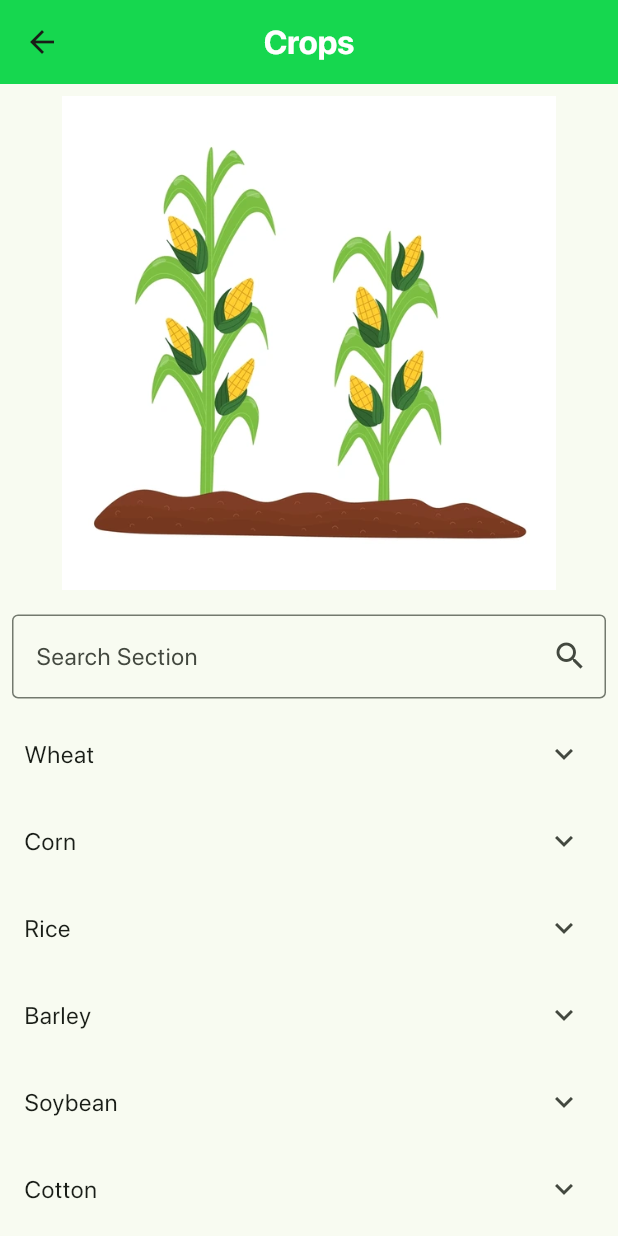
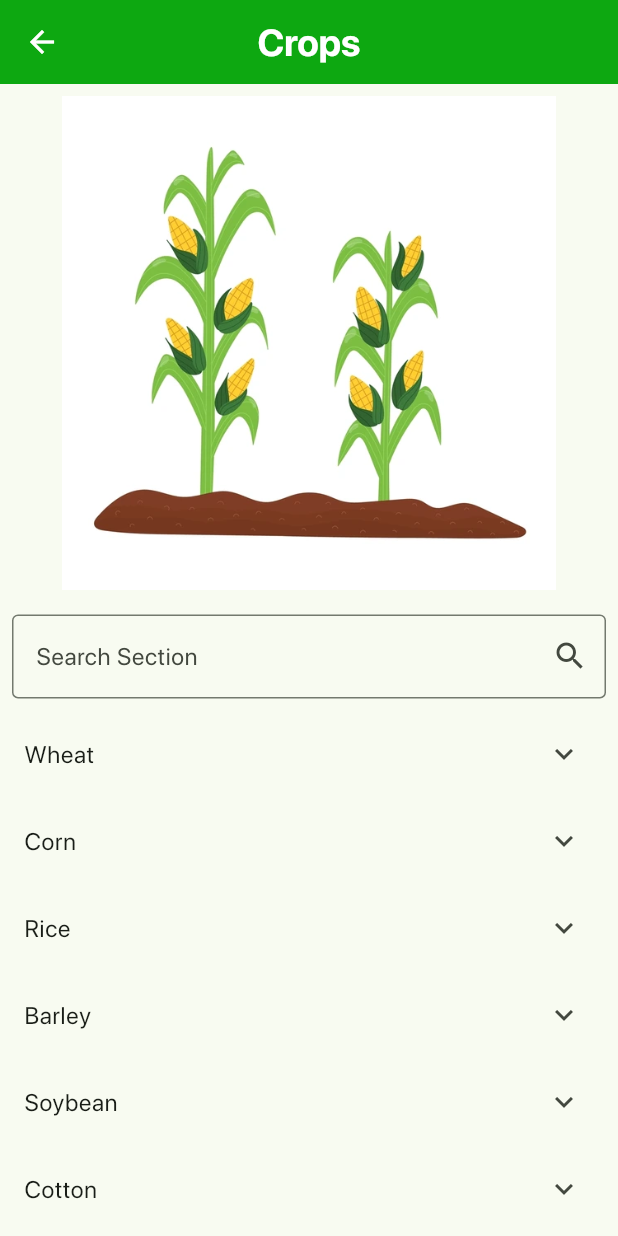
Before and after one commit to celestix/agroconnect, a Flutter app: the CropsPage screen opened directly, on a phone screen of 412 x 824 dp. Run offline on Flutter 3.47's test engine with Material 3 defaults, Android fonts, the phone set to English and light mode, and no system bars; our stand-ins replace cloud_firestore, firebase_auth, firebase_core, firebase_crashlytics, firebase_messaging, firebase_storage and 5 more; accounts and stored records are empty; statements that could not run were skipped; project files that could hold a hidden picture were left out.

Commit message:
farmbook: fix appbar theme

```diff
--- a/lib/farmbook/crops.dart
+++ b/lib/farmbook/crops.dart
@@ -1,10 +1,11 @@
+import 'package:FarmXpert/misc/config.dart';
 import 'package:flutter/material.dart';
 
 class CropsPage extends StatefulWidget {
   const CropsPage({super.key});
 
   @override
-  _CropsPageState createState() => _CropsPageState();
+  State<StatefulWidget> createState() => _CropsPageState();
 }
 
 class _CropsPageState extends State<CropsPage> {
@@ -14,15 +15,18 @@ class _CropsPageState extends State<CropsPage> {
   Widget build(BuildContext context) {
     return Scaffold(
       appBar: AppBar(
+        centerTitle: true,
         title: const Text(
-          'Crops',
+          "Crops",
           style: TextStyle(
-            color: Colors.white,
-            fontWeight: FontWeight.bold,
+            fontFamily: "SF Pro Display",
+            fontSize: 25,
+            fontWeight: FontWeight.w600,
           ),
         ),
-        centerTitle: true,
-        backgroundColor: const Color.fromRGBO(22, 215, 79, 1),
+        backgroundColor: config.chosenTheme.primaryColor,
+        foregroundColor: Colors.white,
+        elevation: 10,
       ),
       body: Column(
         crossAxisAlignment: CrossAxisAlignment.center,
--- a/lib/farmbook/farmbook.dart
+++ b/lib/farmbook/farmbook.dart
@@ -47,7 +47,7 @@ class _FarmbookScreenState extends State<FarmbookScreen> {
   List<Widget> newpages = [
     const CropsPage(),
     const FarmBookPage(),
-    const MarketplacePage(),
+    const PesticideScreen(),
   ];
 
   int _currentIndex = 0;
```
Also changed, not shown: lib/farmbook/fertilizers.dart (+9 -5 lines), lib/farmbook/pesticides.dart (+13 -9 lines).
